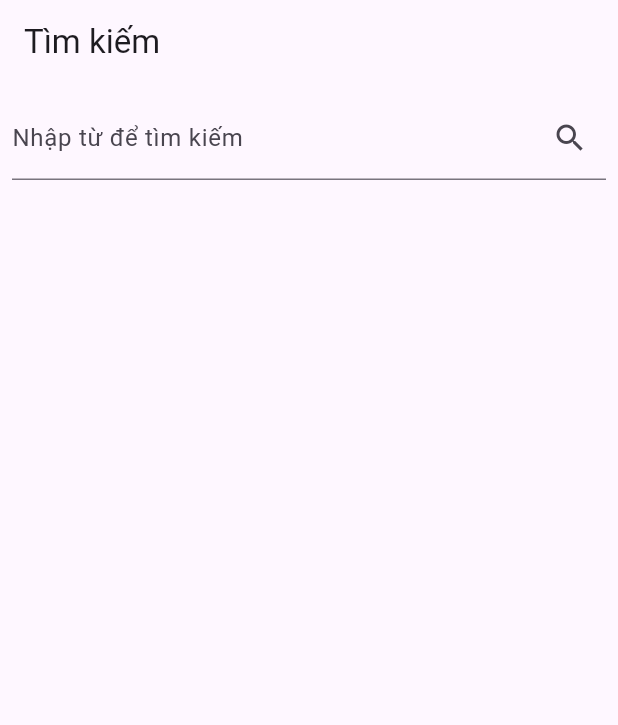
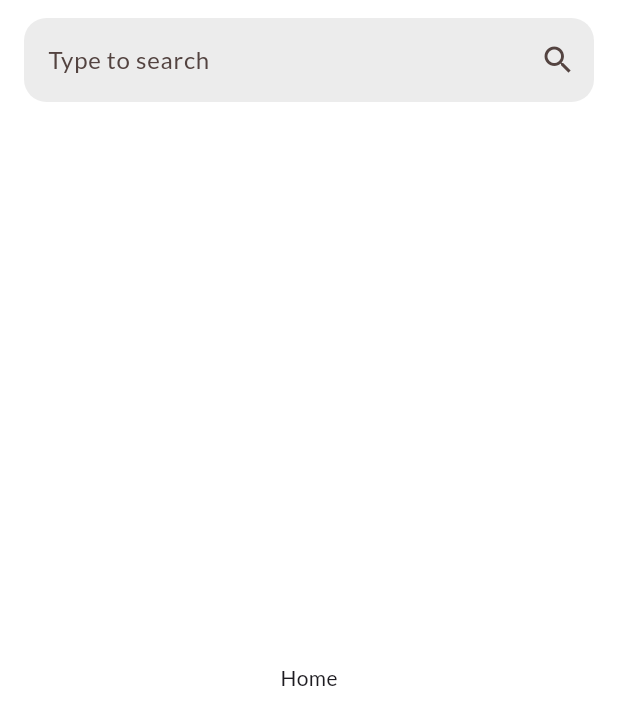
Before and after one commit to anhutf/english_dictionary, a Flutter app: the screen it shows after launch, on a phone screen of 412 x 824 dp. Shown: the top 725 px of the screen. Run offline on Flutter 3.47's test engine with Material 3 defaults, Android fonts, the phone set to English and light mode, and no system bars; our stand-ins replace dio, google_fonts, webview_flutter.

Commit message:
Change word screen, separate search bar widget

```diff
--- a/lib/main.dart
+++ b/lib/main.dart
@@ -1,16 +1,15 @@
 import 'package:english_dictionary/screens/home.dart';
-import 'package:english_dictionary/screens/word.dart';
 import 'package:flutter/material.dart';
-// import 'package:english_dictionary/screens/home.dart';
 
 import 'package:google_fonts/google_fonts.dart';
 
 final theme = ThemeData(
   colorScheme: ColorScheme.fromSeed(
     brightness: Brightness.light,
-    seedColor: Colors.white,
+    seedColor: const Color.fromARGB(250, 250, 50, 0),
   ),
   textTheme: GoogleFonts.latoTextTheme(),
+  scaffoldBackgroundColor: Colors.white,
 );
 
 void main() {
@@ -22,8 +21,8 @@ class App extends StatelessWidget {
 
   @override
   Widget build(BuildContext context) {
-    return const MaterialApp(
-      // theme: theme,
+    return MaterialApp(
+      theme: theme,
       home: HomeScreen(),
     );
   }
--- a/lib/screens/home.dart
+++ b/lib/screens/home.dart
@@ -1,6 +1,7 @@
+import 'dart:async';
 import 'package:english_dictionary/screens/word.dart';
+import 'package:english_dictionary/widgets/search_bar.dart';
 import 'package:flutter/material.dart';
-
 import 'package:dio/dio.dart';
 import 'dart:convert';
 
@@ -15,9 +16,13 @@ class HomeScreen extends StatefulWidget {
 
 class _HomeScreenState extends State<HomeScreen> {
   final TextEditingController _controller = TextEditingController();
+  List<dynamic> _searchResults = [];
 
-  List<dynamic> _searchResults = [];
-  bool _isLoading = false;
+  @override
+  void dispose() {
+    _controller.dispose();
+    super.dispose();
+  }
 
   void _selectWord(BuildContext context, String word) {
     Navigator.of(context).push(
@@ -28,8 +33,12 @@ class _HomeScreenState extends State<HomeScreen> {
   }
 
   Future<void> _fetchSearchResults(String query) async {
-    if (query.isEmpty) return;
-    setState(() => _isLoading = true);
+    if (query.isEmpty) {
+      setState(() {
+        _searchResults = [];
+      });
+      return;
+    }
 
     final dio = Dio();
     final url = 'https://www.ldoceonline.com/autocomplete/english/?q=$query';
@@ -39,16 +48,16 @@ class _HomeScreenState extends State<HomeScreen> {
         url,
         options: Options(headers: {'User-Agent': 'Mozilla/5.0'}),
       );
+
       final Map<String, dynamic> decodedData = jsonDecode(response.data);
 
       setState(() {
         _searchResults = decodedData['results'] ?? [];
-        _isLoading = false;
       });
     } catch (e) {
-      setState(() => _isLoading = false);
+      if (!mounted) return;
       ScaffoldMessenger.of(context).showSnackBar(
-        SnackBar(content: Text('Lỗi tải dữ liệu: $e')),
+        SnackBar(content: Text('Error: $e')),
       );
     }
   }
@@ -56,26 +65,25 @@ class _HomeScreenState extends State<HomeScreen> {
   @override
   Widget build(BuildContext context) {
     return Scaffold(
-      appBar: AppBar(title: const Text('Tìm kiếm')),
-      body: Column(
+      appBar: AppBar(
+        backgroundColor: Colors.white,
+        title: SearchBarWidget(
+          controller: _controller,
+          onSearch: _fetchSearchResults,
+        ),
+        toolbarHeight: 80,
+      ),
+      body: Stack(
         children: [
-          Padding(
-            padding: const EdgeInsets.all(8.0),
-            child: TextField(
-              controller: _controller,
-              decoration: InputDecoration(
-                labelText: 'Nhập từ để tìm kiếm',
-                suffixIcon: IconButton(
-                  icon: const Icon(Icons.search),
-                  onPressed: () => _fetchSearchResults(_controller.text),
+          Center(
+            child: Text('Home'),
           ),
-              ),
-              onSubmitted: _fetchSearchResults,
-            ),
-          ),
-          if (_isLoading) const CircularProgressIndicator(),
-          Expanded(
+          if (_searchResults.isNotEmpty)
+            Container(
+              color: Colors.white,
               child: ListView.builder(
+                padding:
+                    const EdgeInsets.symmetric(vertical: 8, horizontal: 16),
                 itemCount: _searchResults.length,
                 itemBuilder: (context, index) {
                   final Map<String, dynamic> item = _searchResults[index];
@@ -83,8 +91,12 @@ class _HomeScreenState extends State<HomeScreen> {
                     onTap: () {
                       _selectWord(context, item['searchtext']);
                     },
-                  title: Text(item['searchtext'] ?? 'Không có tiêu đề'),
-                  subtitle: Text(item['type'] ?? 'Không có loại'),
+                    shape: RoundedRectangleBorder(
+                      borderRadius: BorderRadius.circular(15),
+                    ),
+                    title: Text(item['searchtext']),
+                    contentPadding:
+                        const EdgeInsets.symmetric(vertical: 0, horizontal: 10),
                   );
                 },
               ),
--- /dev/null
+++ b/lib/widgets/search_bar.dart
@@ -0,0 +1,61 @@
+import 'dart:async';
+import 'package:english_dictionary/screens/word.dart';
+import 'package:flutter/material.dart';
+
+class SearchBarWidget extends StatefulWidget {
+  final TextEditingController controller;
+  final Function(String) onSearch;
+
+  const SearchBarWidget(
+      {super.key, required this.controller, required this.onSearch});
+
+  @override
+  State<SearchBarWidget> createState() => _SearchBarWidgetState();
+}
+
+class _SearchBarWidgetState extends State<SearchBarWidget> {
+  Timer? _debounce;
+
+  @override
+  void dispose() {
+    _debounce?.cancel();
+    super.dispose();
+  }
+
+  void _fetchSearchResults(String query) {
+    if (_debounce?.isActive ?? false) _debounce!.cancel();
+
+    _debounce = Timer(
+      const Duration(milliseconds: 500),
+      () {
+        widget.onSearch(query);
+      },
+    );
+  }
+
+  @override
+  Widget build(BuildContext context) {
+    return TextField(
+      controller: widget.controller,
+      decoration: InputDecoration(
+        filled: true,
+        fillColor: const Color.fromARGB(255, 236, 236, 236),
+        hintText: 'Type to search',
+        border: OutlineInputBorder(
+          borderSide: BorderSide.none,
+          borderRadius: BorderRadius.all(Radius.circular(15)),
+        ),
+        suffixIcon: (widget.controller.text.isNotEmpty)
+            ? IconButton(
+                icon: Icon(Icons.clear),
+                onPressed: () {
+                  widget.controller.clear();
+                  widget.onSearch('');
+                },
+              )
+            : Icon(Icons.search),
+      ),
+      onChanged: _fetchSearchResults,
+    );
+  }
+}
--- a/pubspec.yaml
+++ b/pubspec.yaml
@@ -39,7 +39,7 @@ dependencies:
   http: ^1.2.2
   dio: ^5.7.0
   html: ^0.15.0
-  # webview_flutter: ^4.10.0
+  webview_flutter: ^4.10.0
   # flutter_html: ^2.1.2
   flutter_widget_from_html: ^0.15.3
 
```
Also changed, not shown: lib/screens/word.dart (+80 -35 lines), pubspec.lock. Lines whose indentation alone changed are shown as unchanged.
